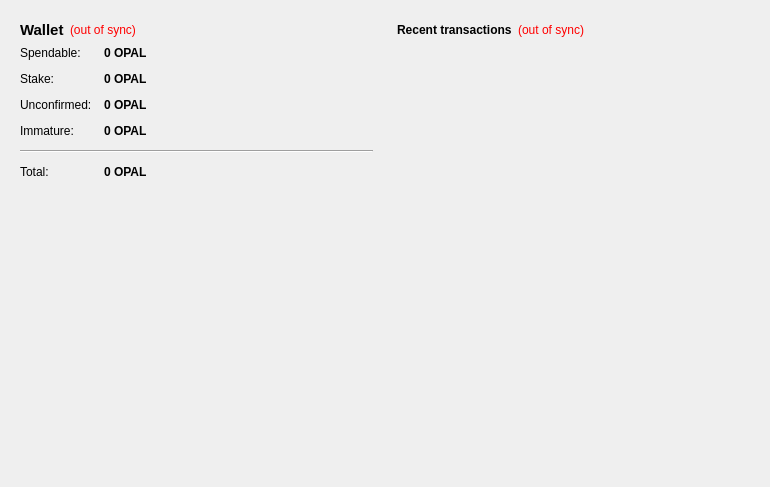
This is src/qt/forms/overviewpage.ui in OpalCoin/OpalCoin as Qt 5 draws it before an edit. The edited form follows.
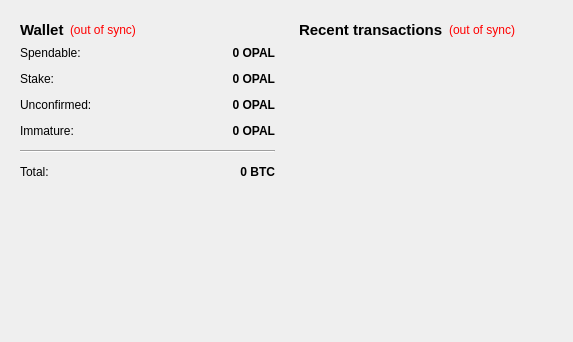
This is the edited form.

```diff
--- a/src/qt/forms/overviewpage.ui
+++ b/src/qt/forms/overviewpage.ui
@@ -6,8 +6,8 @@
    <rect>
     <x>0</x>
     <y>0</y>
-    <width>770</width>
-    <height>487</height>
+    <width>573</width>
+    <height>342</height>
    </rect>
   </property>
   <property name="windowTitle">
@@ -17,13 +17,7 @@
    <item>
     <layout class="QVBoxLayout" name="verticalLayout_2">
      <item>
-      <widget class="QFrame" name="frame">
-       <property name="frameShape">
-        <enum>QFrame::NoFrame</enum>
-       </property>
-       <property name="frameShadow">
-        <enum>QFrame::Raised</enum>
-       </property>
+      <widget class="QWidget" name="widget" native="true">
        <layout class="QVBoxLayout" name="verticalLayout_4">
         <item>
          <layout class="QHBoxLayout" name="horizontalLayout_4">
@@ -107,6 +101,9 @@
             <property name="text">
              <string notr="true">0 OPAL</string>
             </property>
+            <property name="alignment">
+             <set>Qt::AlignRight|Qt::AlignTrailing|Qt::AlignVCenter</set>
+            </property>
             <property name="textInteractionFlags">
              <set>Qt::LinksAccessibleByMouse|Qt::TextSelectableByKeyboard|Qt::TextSelectableByMouse</set>
             </property>
@@ -136,6 +133,9 @@
             <property name="text">
              <string notr="true">0 OPAL</string>
             </property>
+            <property name="alignment">
+             <set>Qt::AlignRight|Qt::AlignTrailing|Qt::AlignVCenter</set>
+            </property>
             <property name="textInteractionFlags">
              <set>Qt::LinksAccessibleByMouse|Qt::TextSelectableByKeyboard|Qt::TextSelectableByMouse</set>
             </property>
@@ -165,6 +165,9 @@
             <property name="text">
              <string notr="true">0 OPAL</string>
             </property>
+            <property name="alignment">
+             <set>Qt::AlignRight|Qt::AlignTrailing|Qt::AlignVCenter</set>
+            </property>
             <property name="textInteractionFlags">
              <set>Qt::LinksAccessibleByMouse|Qt::TextSelectableByKeyboard|Qt::TextSelectableByMouse</set>
             </property>
@@ -191,6 +194,9 @@
             <property name="text">
              <string notr="true">0 OPAL</string>
             </property>
+            <property name="alignment">
+             <set>Qt::AlignRight|Qt::AlignTrailing|Qt::AlignVCenter</set>
+            </property>
             <property name="textInteractionFlags">
              <set>Qt::LinksAccessibleByMouse|Qt::TextSelectableByKeyboard|Qt::TextSelectableByMouse</set>
             </property>
@@ -198,12 +204,6 @@
           </item>
           <item row="4" column="0" colspan="2">
            <widget class="Line" name="line">
-            <property name="minimumSize">
-             <size>
-              <width>0</width>
-              <height>3</height>
-             </size>
-            </property>
             <property name="orientation">
              <enum>Qt::Horizontal</enum>
             </property>
@@ -231,7 +231,10 @@
              <string>Your current total balance</string>
             </property>
             <property name="text">
-             <string notr="true">0 OPAL</string>
+             <string notr="true">0 BTC</string>
+            </property>
+            <property name="alignment">
+             <set>Qt::AlignRight|Qt::AlignTrailing|Qt::AlignVCenter</set>
             </property>
             <property name="textInteractionFlags">
              <set>Qt::LinksAccessibleByMouse|Qt::TextSelectableByKeyboard|Qt::TextSelectableByMouse</set>
@@ -251,7 +254,7 @@
        <property name="sizeHint" stdset="0">
         <size>
          <width>20</width>
-         <height>20</height>
+         <height>40</height>
         </size>
        </property>
       </spacer>
@@ -261,21 +264,19 @@
    <item>
     <layout class="QVBoxLayout" name="verticalLayout_3">
      <item>
-      <widget class="QFrame" name="frame_2">
-       <property name="frameShape">
-        <enum>QFrame::NoFrame</enum>
-       </property>
-       <property name="frameShadow">
-        <enum>QFrame::Plain</enum>
-       </property>
-       <property name="lineWidth">
-        <number>0</number>
-       </property>
+      <widget class="QWidget" name="widget_2" native="true">
        <layout class="QVBoxLayout" name="verticalLayout">
         <item>
          <layout class="QHBoxLayout" name="horizontalLayout_2">
           <item>
            <widget class="QLabel" name="label_4">
+            <property name="font">
+             <font>
+              <pointsize>11</pointsize>
+              <weight>75</weight>
+              <bold>true</bold>
+             </font>
+            </property>
             <property name="text">
              <string>&lt;b&gt;Recent transactions&lt;/b&gt;</string>
             </property>
@@ -314,18 +315,6 @@
         </item>
         <item>
          <widget class="QListView" name="listTransactions">
-          <property name="sizePolicy">
-           <sizepolicy hsizetype="Expanding" vsizetype="Expanding">
-            <horstretch>0</horstretch>
-            <verstretch>0</verstretch>
-           </sizepolicy>
-          </property>
-          <property name="maximumSize">
-           <size>
-            <width>16777215</width>
-            <height>16777215</height>
-           </size>
-          </property>
           <property name="styleSheet">
            <string notr="true">QListView { background: transparent; }</string>
           </property>
```
Left out of the diff: 8 changed lines with no effect on the pictures.
